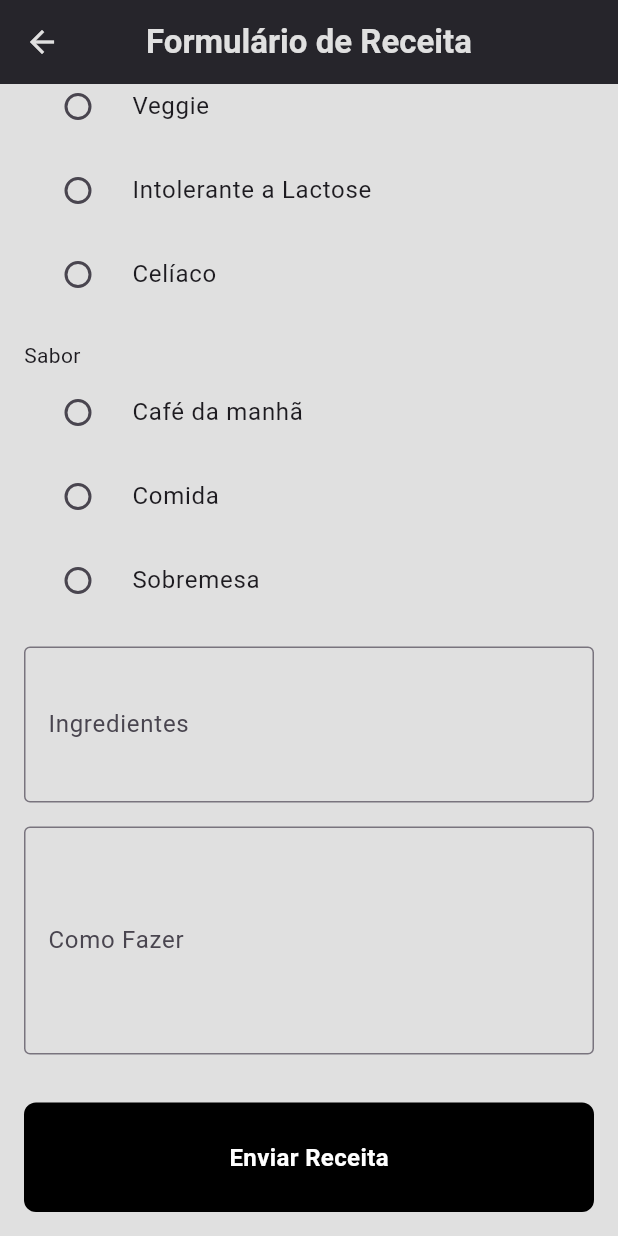
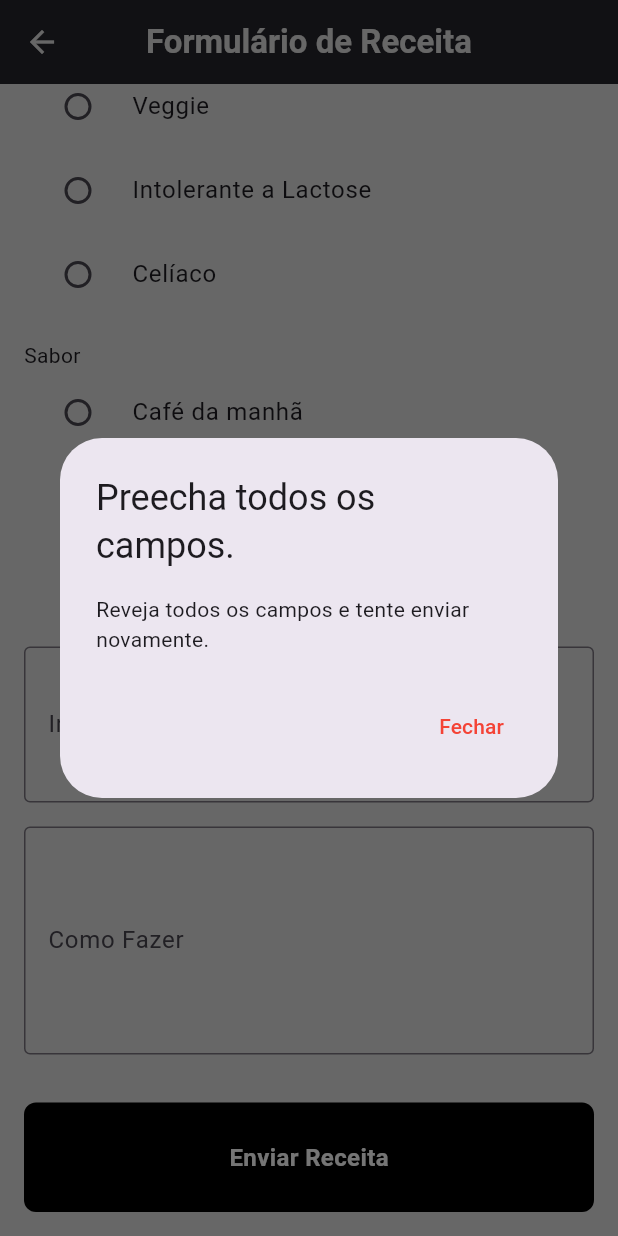
Before and after one commit to RyanP0612/ativExtensao2, a Flutter app: the ReceitaFormScreen screen opened directly, scrolled down 310 dp, after a tap on "Enviar Receita", on a phone screen of 412 x 824 dp. Run offline on Flutter 3.47's test engine with Material 3 defaults, Android fonts, the phone set to English and light mode, and no system bars; our stand-ins replace carousel_slider, cloud_firestore, file_picker, firebase_auth, firebase_core, firebase_storage and 3 more; missing offline and left inert: win32; accounts and stored records are empty.

```diff
--- a/app_base/lib/pages/feed_page.dart
+++ b/app_base/lib/pages/feed_page.dart
@@ -38,6 +38,7 @@ class _FeedPageState extends State<FeedPage> {
 
   void _refresh() {
     _teste = _teste;
+
   }
 
   void initState() {
--- a/app_base/lib/pages/form_receita_page.dart
+++ b/app_base/lib/pages/form_receita_page.dart
@@ -1,7 +1,12 @@
 import 'package:app_base/components/button.dart';
+import 'package:cloud_firestore/cloud_firestore.dart';
+import 'package:firebase_auth/firebase_auth.dart';
+import 'package:firebase_storage/firebase_storage.dart';
 import 'package:flutter/material.dart';
 import 'package:image_picker/image_picker.dart';
 import 'dart:io';
+
+import 'package:win32/win32.dart';
 
 class ReceitaFormScreen extends StatefulWidget {
   @override
@@ -13,11 +18,11 @@ class _ReceitaFormScreenState extends State<ReceitaFormScreen> {
   String? tipoReceita; // Veggie, Intolerante a lactose, Celíaco
   String? saborReceita; // Café da manhã, Comida, Sobremesa
   File? _imagemSelecionada; // Imagem do alimento
-
-  final TextEditingController _tituloController = TextEditingController();
-  final TextEditingController _ingredientesController = TextEditingController();
-  final TextEditingController _comoFazerController = TextEditingController();
-
+  String? _selectedFileName;
+  final  tituloController = TextEditingController();
+  final  _ingredientesController = TextEditingController();
+  final  _comoFazerController = TextEditingController();
+final currentUser = FirebaseAuth.instance.currentUser!;
   final ImagePicker _picker = ImagePicker();
 
   // Função para selecionar imagem
@@ -26,13 +31,14 @@ class _ReceitaFormScreenState extends State<ReceitaFormScreen> {
     if (pickedFile != null) {
       setState(() {
         _imagemSelecionada = File(pickedFile.path);
+         _selectedFileName = pickedFile.name;
       });
     }
   }
 
   // Função para enviar o formulário
   void _enviarFormulario() {
-    if (_tituloController.text.isNotEmpty &&
+    if (tituloController.text.isNotEmpty &&
         tipoReceita != null &&
         saborReceita != null &&
         _ingredientesController.text.isNotEmpty &&
@@ -40,16 +46,91 @@ class _ReceitaFormScreenState extends State<ReceitaFormScreen> {
         _imagemSelecionada != null) {
       // Exemplo de ação de envio (pode ser substituído por envio a um servidor, etc.)
       print("Formulário enviado!");
-      print("Título: ${_tituloController.text}");
+      print("Título: ${tituloController.text}");
       print("Tipo: $tipoReceita");
       print("Sabor: $saborReceita");
       print("Ingredientes: ${_ingredientesController.text}");
       print("Como Fazer: ${_comoFazerController.text}");
       print("Imagem: ${_imagemSelecionada!.path}");
+
+
+      // Se houver um arquivo selecionado, faça o upload para o Firebase Storage
+      String fileName = _selectedFileName!;
+
+      // Adiciona um timestamp para garantir nomes de arquivos únicos
+      Reference ref = FirebaseStorage.instance.ref().child(
+          'uploads/${fileName}_${Timestamp.now().millisecondsSinceEpoch}');
+
+      ref.putFile(_imagemSelecionada!).then((snapshot) {
+        // Após o upload, obtenha a URL de download
+        snapshot.ref.getDownloadURL().then((fileUrl) {
+          // Salva o post com a URL do arquivo no Firestore
+          _salvarNoFirestore(fileUrl);
+        });
+      }).catchError((error) {
+        print('Erro ao fazer upload do arquivo: $error');
+      });
+
+      // Se não houver arquivo, salva apenas a mensagem de texto
+
+
     } else {
-      print("Preencha todos os campos");
+      showDialog(context: context, builder: (BuildContext context){
+        return AlertDialog(
+          title: Text("Preecha todos os campos."),
+          content: Text("Reveja todos os campos e tente enviar novamente."),
+          actions: [
+           TextButton(onPressed: (){
+             Navigator.of(context).pop();
+           }, child: Text("Fechar", style: TextStyle(color: Colors.red),))
+          ],
+        );
+      });
     }
   }
+
+
+// Função para salvar os dados no Firestore
+  Future<void> _salvarNoFirestore(String? fileUrl) async {
+    Map<String, dynamic> postData = {
+      "UserEmailPost": currentUser.email,
+      "TitleRecipe":  tituloController.text,
+      "TypeRecipeDiet": tipoReceita,
+      "TypeDietFlavor": saborReceita,
+      "Ingredients": _ingredientesController.text,
+      "HowMake": _comoFazerController.text,
+      "TimeStamp": Timestamp.now(),
+      'Likes': [],
+      "FileURL": fileUrl
+    };
+
+    // Se houver uma URL de arquivo, adicione-a ao Firestore
+
+
+
+
+
+    // Salva os dados no Firestore
+    FirebaseFirestore.instance.collection("Recipe").add(postData).then((_) {
+      // Limpa os campos e atualiza o estado após salvar
+      _comoFazerController.clear();
+      _ingredientesController.clear();
+      tituloController.clear();
+      setState(() {
+        tipoReceita = null;
+        saborReceita = null;
+        _imagemSelecionada = null;
+        _selectedFileName = null;
+      });
+      Navigator.pop(context);
+      Navigator.pop(context);
+
+      print('Post salvo com sucesso no Firestore.');
+    }).catchError((error) {
+      print('Erro ao salvar o post no Firestore: $error');
+    });
+  }
+
 
   @override
   Widget build(BuildContext context) {
@@ -107,7 +188,7 @@ class _ReceitaFormScreenState extends State<ReceitaFormScreen> {
             ),
             // Título
             TextField(
-              controller: _tituloController,
+              controller: tituloController,
               decoration: InputDecoration(
                 labelText: 'Título da Receita',
                 border: OutlineInputBorder(),
--- a/app_base/pubspec.yaml
+++ b/app_base/pubspec.yaml
@@ -43,8 +43,9 @@ dependencies:
   image_picker: ^1.1.2
   file_picker: ^8.0.5
   flutter_launcher_icons: ^0.10.0
-  carousel_slider: ^4.2.1
   font_awesome_flutter: ^10.0.0
+  win32: ^5.4.0
+  carousel_slider: ^5.0.0
 
 dev_dependencies:
   flutter_test:
```
Also changed, not shown: app_base/pubspec.lock.
